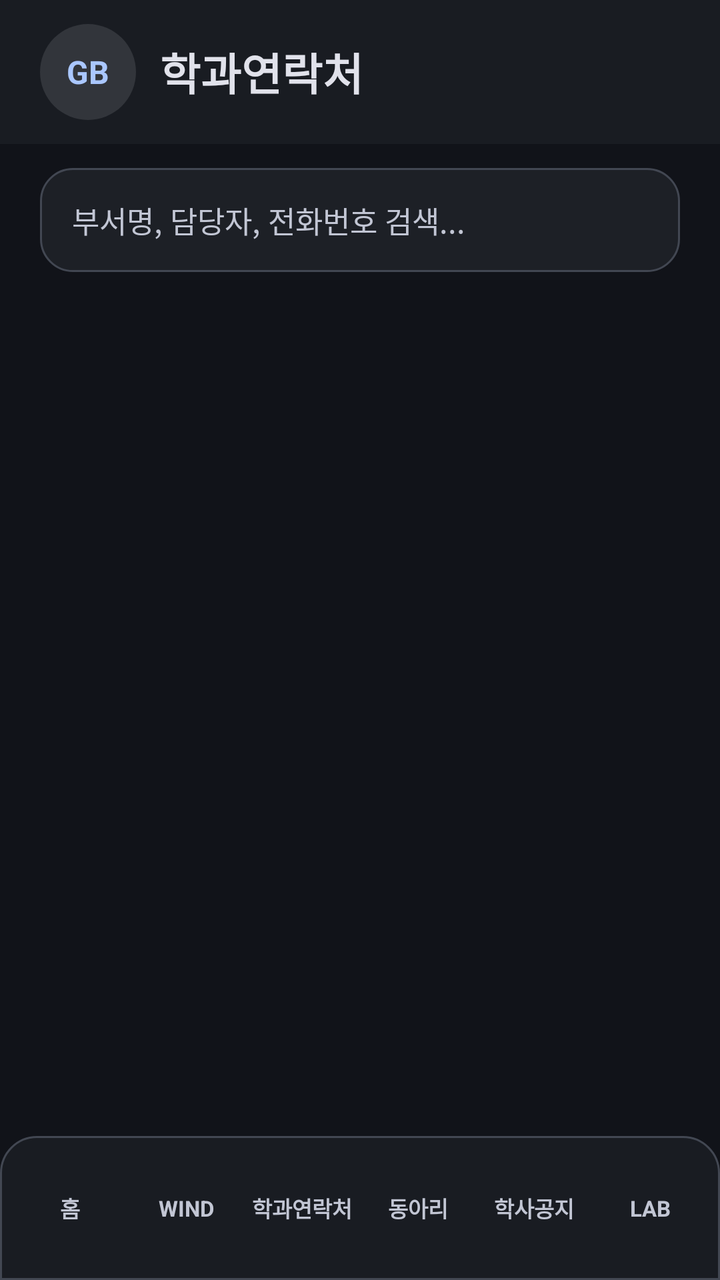
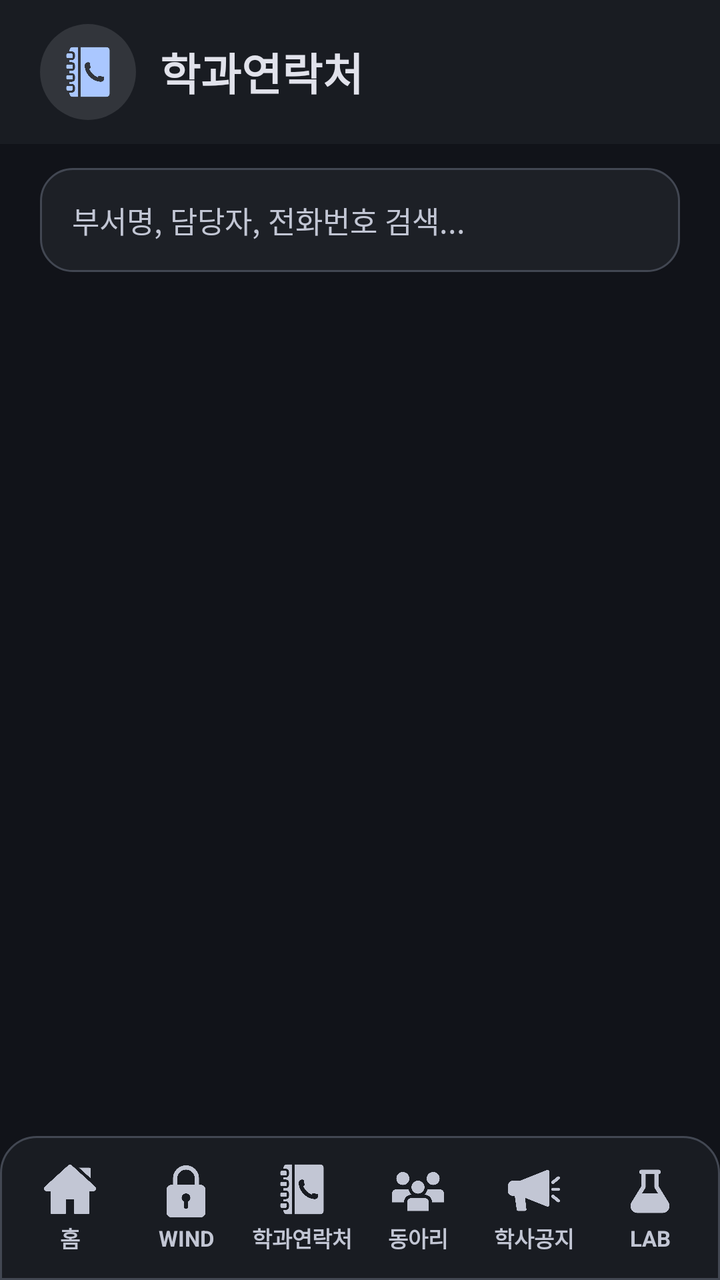

Compare the two renders of this Android layout. The source of the first and the diff that turns it into the second are given below.
<!-- AndroidManifest.xml: application theme Theme.GachonBridge -->
<!-- res/layout/activity_contact.xml -->
<?xml version="1.0" encoding="utf-8"?>
<androidx.constraintlayout.widget.ConstraintLayout xmlns:android="http://schemas.android.com/apk/res/android"
    xmlns:app="http://schemas.android.com/apk/res-auto"
    android:id="@+id/main"
    android:layout_width="match_parent"
    android:layout_height="match_parent"
    android:background="@drawable/bg_app">

    
    <LinearLayout
        android:id="@+id/contactTopBar"
        android:layout_width="0dp"
        android:layout_height="72dp"
        android:background="@color/gb_surface_low"
        android:gravity="center_vertical"
        android:orientation="horizontal"
        android:paddingStart="20dp"
        android:paddingEnd="20dp"
        app:layout_constraintEnd_toEndOf="parent"
        app:layout_constraintStart_toStartOf="parent"
        app:layout_constraintTop_toTopOf="parent">

        <TextView
            android:layout_width="48dp"
            android:layout_height="48dp"
            android:background="@drawable/bg_icon_circle"
            android:gravity="center"
            android:text="@string/home_logo"
            android:textColor="@color/gb_primary"
            android:textSize="16sp"
            android:textStyle="bold" />

        <TextView
            android:layout_width="wrap_content"
            android:layout_height="wrap_content"
            android:layout_marginStart="12dp"
            android:text="@string/page_contact_title"
            android:textColor="@color/gb_on_surface"
            android:textSize="22sp"
            android:textStyle="bold" />
    </LinearLayout>

    
    <EditText
        android:id="@+id/contactEtSearch"
        android:layout_width="0dp"
        android:layout_height="52dp"
        android:layout_marginStart="20dp"
        android:layout_marginTop="12dp"
        android:layout_marginEnd="20dp"
        android:background="@drawable/bg_card"
        android:hint="부서명, 담당자, 전화번호 검색..."
        android:inputType="text"
        android:paddingStart="16dp"
        android:paddingEnd="16dp"
        android:textColor="@color/gb_on_surface"
        android:textColorHint="@color/gb_on_surface_variant"
        android:textSize="15sp"
        app:layout_constraintEnd_toEndOf="parent"
        app:layout_constraintStart_toStartOf="parent"
        app:layout_constraintTop_toBottomOf="@id/contactTopBar" />

    
    <HorizontalScrollView
        android:id="@+id/contactChipScroll"
        android:layout_width="0dp"
        android:layout_height="52dp"
        android:layout_marginTop="8dp"
        android:overScrollMode="never"
        android:scrollbars="none"
        android:paddingStart="20dp"
        android:paddingEnd="20dp"
        app:layout_constraintEnd_toEndOf="parent"
        app:layout_constraintStart_toStartOf="parent"
        app:layout_constraintTop_toBottomOf="@id/contactEtSearch">

        <LinearLayout
            android:id="@+id/contactChipGroup"
            android:layout_width="wrap_content"
            android:layout_height="match_parent"
            android:gravity="center_vertical"
            android:orientation="horizontal" />
    </HorizontalScrollView>

    
    <androidx.recyclerview.widget.RecyclerView
        android:id="@+id/contactRecyclerView"
        android:layout_width="0dp"
        android:layout_height="0dp"
        android:clipToPadding="false"
        android:paddingTop="8dp"
        android:paddingBottom="8dp"
        app:layout_constraintBottom_toTopOf="@id/bottomNav"
        app:layout_constraintEnd_toEndOf="parent"
        app:layout_constraintStart_toStartOf="parent"
        app:layout_constraintTop_toBottomOf="@id/contactChipScroll" />

    
    <include
        android:id="@+id/bottomNav"
        layout="@layout/view_bottom_nav"
        android:layout_width="0dp"
        android:layout_height="72dp"
        app:layout_constraintBottom_toBottomOf="parent"
        app:layout_constraintEnd_toEndOf="parent"
        app:layout_constraintStart_toStartOf="parent" />

</androidx.constraintlayout.widget.ConstraintLayout>
<!-- res/layout/view_bottom_nav.xml (included above) -->
<?xml version="1.0" encoding="utf-8"?>
<LinearLayout xmlns:android="http://schemas.android.com/apk/res/android"
    android:layout_width="match_parent"
    android:layout_height="72dp"
    android:background="@drawable/bg_bottom_nav"
    android:gravity="center"
    android:orientation="horizontal"
    android:paddingStart="6dp"
    android:paddingEnd="6dp">

    
    <TextView
        android:id="@+id/navHome"
        style="@style/BottomNavItem"
        android:text="@string/nav_home" />

    
    <TextView
        android:id="@+id/navWind"
        style="@style/BottomNavItem"
        android:text="@string/nav_wind" />

    
    <TextView
        android:id="@+id/navContact"
        style="@style/BottomNavItem"
        android:text="@string/nav_contact" />

    
    <TextView
        android:id="@+id/navClub"
        style="@style/BottomNavItem"
        android:text="@string/nav_club" />

    
    <TextView
        android:id="@+id/navNotice"
        style="@style/BottomNavItem"
        android:text="@string/nav_notice" />

    
    <TextView
        android:id="@+id/navLab"
        style="@style/BottomNavItem"
        android:text="@string/nav_lab" />
</LinearLayout>
<!-- resources referenced by this layout -->
<resources>
  <color name="gb_on_surface">#E1E2EB</color>
  <color name="gb_on_surface_variant">#C2C6D4</color>
  <color name="gb_primary">#AAC7FF</color>
  <color name="gb_surface_low">#191C22</color>
  <!-- drawable bg_app (drawable) -->
  <?xml version="1.0" encoding="utf-8"?>
  <shape xmlns:android="http://schemas.android.com/apk/res/android">
      <solid android:color="@color/gb_background" />
  </shape>
  <!-- drawable bg_bottom_nav (drawable) -->
  <?xml version="1.0" encoding="utf-8"?>
  <shape xmlns:android="http://schemas.android.com/apk/res/android">
      <solid android:color="@color/gb_surface_low" />
      <stroke
          android:width="1dp"
          android:color="@color/gb_outline_variant" />
      <corners
          android:topLeftRadius="18dp"
          android:topRightRadius="18dp" />
  </shape>
  <!-- drawable bg_card (drawable) -->
  <?xml version="1.0" encoding="utf-8"?>
  <shape xmlns:android="http://schemas.android.com/apk/res/android">
      <solid android:color="@color/gb_surface" />
      <stroke
          android:width="1dp"
          android:color="@color/gb_outline_variant" />
      <corners android:radius="16dp" />
  </shape>
  <!-- drawable bg_icon_circle (drawable) -->
  <?xml version="1.0" encoding="utf-8"?>
  <shape xmlns:android="http://schemas.android.com/apk/res/android"
      android:shape="oval">
      <solid android:color="@color/gb_surface_highest" />
  </shape>
  <string name="home_logo">GB</string>
  <string name="nav_club">동아리</string>
  <string name="nav_contact">학과연락처</string>
  <string name="nav_home">홈</string>
  <string name="nav_lab">LAB</string>
  <string name="nav_notice">학사공지</string>
  <string name="nav_wind">WIND</string>
  <string name="page_contact_title">학과연락처</string>
  <style name="BottomNavItem">
          <item name="android:layout_width">0dp</item>
          <item name="android:layout_height">match_parent</item>
          <item name="android:layout_weight">1</item>
          <item name="android:gravity">center</item>
          <item name="android:textColor">@color/gb_on_surface_variant</item>
          <item name="android:textSize">11sp</item>
          <item name="android:textStyle">bold</item>
      </style>
  <style name="Theme.GachonBridge" parent="Base.Theme.GachonBridge" />
  <color name="gb_background">#111319</color>
  <color name="gb_outline_variant">#424752</color>
  <color name="gb_surface">#1D2026</color>
  <color name="gb_surface_highest">#32353B</color>
  <style name="Base.Theme.GachonBridge" parent="Theme.Material3.DayNight.NoActionBar">
          <item name="android:windowBackground">@color/gb_background</item>
          <item name="android:statusBarColor">@color/gb_surface_low</item>
          <item name="android:navigationBarColor">@color/gb_surface_low</item>
          <item name="android:windowLightStatusBar">false</item>
          <item name="android:windowLightNavigationBar">false</item>
      </style>
</resources>

<!-- the commit's change to res/layout/activity_contact.xml (unified diff, before → after) -->
@@ -20,20 +20,22 @@
         app:layout_constraintStart_toStartOf="parent"
         app:layout_constraintTop_toTopOf="parent">
 
-        <TextView
+        <ImageView
             android:layout_width="48dp"
             android:layout_height="48dp"
             android:background="@drawable/bg_icon_circle"
-            android:gravity="center"
-            android:text="@string/home_logo"
-            android:textColor="@color/gb_primary"
-            android:textSize="16sp"
-            android:textStyle="bold" />
-
-        <TextView
-            android:layout_width="wrap_content"
+            android:contentDescription="@null"
+            android:padding="11dp"
+            android:scaleType="centerInside"
+            android:src="@drawable/ic_phone_book"
+            android:tint="@color/gb_primary" />
+
+        <TextView
+            android:layout_width="0dp"
             android:layout_height="wrap_content"
             android:layout_marginStart="12dp"
+            android:layout_weight="1"
+            android:gravity="start|center_vertical"
             android:text="@string/page_contact_title"
             android:textColor="@color/gb_on_surface"
             android:textSize="22sp"
@@ -117,39 +119,93 @@
     android:paddingStart="6dp"
     android:paddingEnd="6dp">
 
-    
-    <TextView
+    <LinearLayout
         android:id="@+id/navHome"
-        style="@style/BottomNavItem"
-        android:text="@string/nav_home" />
-
-    
-    <TextView
+        style="@style/BottomNavItem">
+
+        <ImageView
+            android:id="@+id/navHomeIcon"
+            style="@style/BottomNavIcon"
+            android:contentDescription="@null"
+            android:src="@drawable/ic_home" />
+
+        <TextView
+            style="@style/BottomNavLabel"
+            android:text="@string/nav_home" />
+    </LinearLayout>
+
+    <LinearLayout
         android:id="@+id/navWind"
-        style="@style/BottomNavItem"
-        android:text="@string/nav_wind" />
-
-    
-    <TextView
+        style="@style/BottomNavItem">
+
+        <ImageView
+            android:id="@+id/navWindIcon"
+            style="@style/BottomNavIcon"
+            android:contentDescription="@null"
+            android:src="@drawable/ic_padlock" />
+
+        <TextView
+            style="@style/BottomNavLabel"
+            android:text="@string/nav_wind" />
+    </LinearLayout>
+
+    <LinearLayout
         android:id="@+id/navContact"
-        style="@style/BottomNavItem"
-        android:text="@string/nav_contact" />
-
-    
-    <TextView
+        style="@style/BottomNavItem">
+
+        <ImageView
+            android:id="@+id/navContactIcon"
+            style="@style/BottomNavIcon"
+            android:contentDescription="@null"
+            android:src="@drawable/ic_phone_book" />
+
+        <TextView
+            style="@style/BottomNavLabel"
+            android:text="@string/nav_contact" />
+    </LinearLayout>
+
+    <LinearLayout
         android:id="@+id/navClub"
-        style="@style/BottomNavItem"
-        android:text="@string/nav_club" />
-
-    
-    <TextView
+        style="@style/BottomNavItem">
+
+        <ImageView
+            android:id="@+id/navClubIcon"
+            style="@style/BottomNavIcon"
+            android:contentDescription="@null"
+            android:src="@drawable/ic_people" />
+
+        <TextView
+            style="@style/BottomNavLabel"
+            android:text="@string/nav_club" />
+    </LinearLayout>
+
+    <LinearLayout
         android:id="@+id/navNotice"
-        style="@style/BottomNavItem"
-        android:text="@string/nav_notice" />
-
-    
-    <TextView
+        style="@style/BottomNavItem">
+
+        <ImageView
+            android:id="@+id/navNoticeIcon"
+            style="@style/BottomNavIcon"
+            android:contentDescription="@null"
+            android:src="@drawable/ic_megaphone" />
+
+        <TextView
+            style="@style/BottomNavLabel"
+            android:text="@string/nav_notice" />
+    </LinearLayout>
+
+    <LinearLayout
         android:id="@+id/navLab"
-        style="@style/BottomNavItem"
-        android:text="@string/nav_lab" />
+        style="@style/BottomNavItem">
+
+        <ImageView
+            android:id="@+id/navLabIcon"
+            style="@style/BottomNavIcon"
+            android:contentDescription="@null"
+            android:src="@drawable/ic_tube" />
+
+        <TextView
+            style="@style/BottomNavLabel"
+            android:text="@string/nav_lab" />
+    </LinearLayout>
 </LinearLayout>
<!-- resource entries referenced after the edit -->
@@ -35,7 +35,12 @@
       android:shape="oval">
       <solid android:color="@color/gb_surface_highest" />
   </shape>
-  <string name="home_logo">GB</string>
+  <!-- drawable ic_home: png bitmap (drawable, 9227 bytes) -->
+  <!-- drawable ic_megaphone: png bitmap (drawable, 7773 bytes) -->
+  <!-- drawable ic_padlock: png bitmap (drawable, 8813 bytes) -->
+  <!-- drawable ic_people: png bitmap (drawable, 10553 bytes) -->
+  <!-- drawable ic_phone_book: png bitmap (drawable, 10536 bytes) -->
+  <!-- drawable ic_tube: png bitmap (drawable, 7397 bytes) -->
   <string name="nav_club">동아리</string>
   <string name="nav_contact">학과연락처</string>
   <string name="nav_home">홈</string>
@@ -43,11 +48,27 @@
   <string name="nav_notice">학사공지</string>
   <string name="nav_wind">WIND</string>
   <string name="page_contact_title">학과연락처</string>
+  <style name="BottomNavIcon">
+          <item name="android:layout_width">26dp</item>
+          <item name="android:layout_height">26dp</item>
+          <item name="android:scaleType">centerInside</item>
+          <item name="android:tint">@color/gb_on_surface_variant</item>
+      </style>
   <style name="BottomNavItem">
           <item name="android:layout_width">0dp</item>
           <item name="android:layout_height">match_parent</item>
           <item name="android:layout_weight">1</item>
           <item name="android:gravity">center</item>
+          <item name="android:orientation">vertical</item>
+          <item name="android:paddingTop">7dp</item>
+          <item name="android:paddingBottom">6dp</item>
+      </style>
+  <style name="BottomNavLabel">
+          <item name="android:layout_width">match_parent</item>
+          <item name="android:layout_height">wrap_content</item>
+          <item name="android:layout_marginTop">3dp</item>
+          <item name="android:gravity">center</item>
+          <item name="android:singleLine">true</item>
           <item name="android:textColor">@color/gb_on_surface_variant</item>
           <item name="android:textSize">11sp</item>
           <item name="android:textStyle">bold</item>
